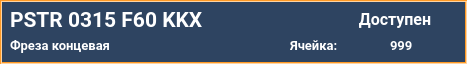
Old version of the form client/GUI/ui/widgets/widget_8_9_tool.ui in the repository komrade2801/AutoSklad.
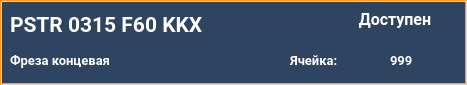
New version of the form.

What changed in the file:
```diff
--- a/client/GUI/ui/widgets/widget_8_9_tool.ui
+++ b/client/GUI/ui/widgets/widget_8_9_tool.ui
@@ -7,7 +7,7 @@
     <x>0</x>
     <y>0</y>
     <width>467</width>
-    <height>64</height>
+    <height>85</height>
    </rect>
   </property>
   <property name="windowTitle">
@@ -51,7 +51,7 @@
      <x>10</x>
      <y>5</y>
      <width>331</width>
-     <height>30</height>
+     <height>40</height>
     </rect>
    </property>
    <property name="palette">
@@ -398,7 +398,7 @@
    <property name="geometry">
     <rect>
      <x>390</x>
-     <y>30</y>
+     <y>45</y>
      <width>41</width>
      <height>30</height>
     </rect>
@@ -422,7 +422,7 @@
    <property name="geometry">
     <rect>
      <x>290</x>
-     <y>30</y>
+     <y>45</y>
      <width>60</width>
      <height>30</height>
     </rect>
@@ -446,7 +446,7 @@
    <property name="geometry">
     <rect>
      <x>10</x>
-     <y>30</y>
+     <y>45</y>
      <width>271</width>
      <height>30</height>
     </rect>
@@ -770,7 +770,7 @@
      <x>0</x>
      <y>0</y>
      <width>467</width>
-     <height>64</height>
+     <height>85</height>
     </rect>
    </property>
    <property name="styleSheet">
```
